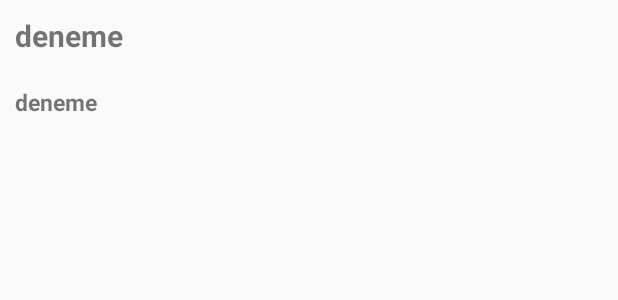
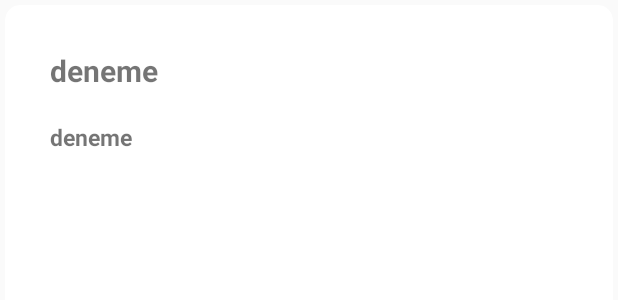
Before and after one commit to emilmammadov/FindRecipe, an Android app: the layout recipe_dialog.xml on its own in the app's theme, with its tools: preview values and no code run, on a phone screen of 412 x 824 dp. Shown: the top 300 px of the screen. Run offline under Robolectric (Android 15) with nearby library versions, the phone set to English and light mode, and no system bars; network calls fail.

Commit message:
dialog not accepted

```diff
--- a/app/src/main/res/layout/recipe_dialog.xml
+++ b/app/src/main/res/layout/recipe_dialog.xml
@@ -1,7 +1,20 @@
 <?xml version="1.0" encoding="utf-8"?>
-<LinearLayout xmlns:android="http://schemas.android.com/apk/res/android"
-    android:orientation="vertical" android:layout_width="match_parent"
-    android:layout_height="match_parent">
+<androidx.cardview.widget.CardView xmlns:android="http://schemas.android.com/apk/res/android"
+    xmlns:app="http://schemas.android.com/apk/res-auto"
+    android:layout_width="match_parent"
+    android:layout_height="match_parent"
+    android:layout_margin="3dp"
+    android:layout_marginBottom="10dp"
+    android:foreground="?android:attr/selectableItemBackground"
+    app:cardBackgroundColor="@android:color/white"
+    app:cardCornerRadius="10dp"
+    app:cardElevation="2dp">
+
+    <LinearLayout
+        android:layout_width="match_parent"
+        android:layout_height="match_parent"
+        android:orientation="vertical"
+        android:padding="20dp">
 
 
         <TextView
@@ -26,3 +39,5 @@
 
 
     </LinearLayout>
+
+</androidx.cardview.widget.CardView>
```
Also changed, not shown: app/src/main/java/com/gilas/findrecipe/Fragments/HomeFragment.java (+10 -13 lines). Lines whose indentation alone changed are shown as unchanged.
